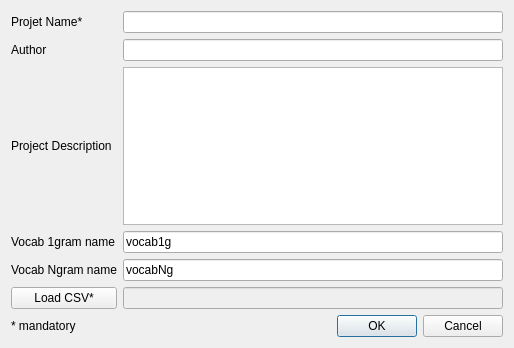
This is nestor/ui/dialogmenu_newproject.ui in usnistgov/nestor as Qt 5 draws it before an edit. The edited form follows.
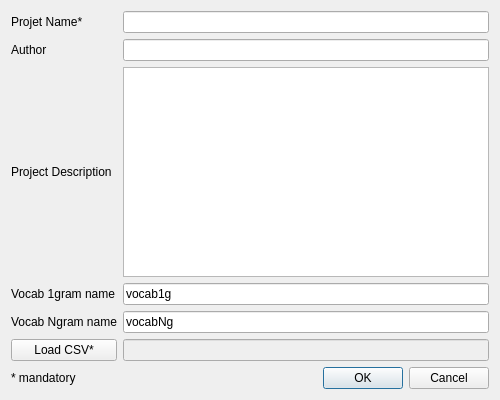
This is the edited form.

Commit message: set maximum size of dialogbox to little working on Commect to database

The edit to the form file:
```diff
--- a/nestor/ui/dialogmenu_newproject.ui
+++ b/nestor/ui/dialogmenu_newproject.ui
@@ -6,10 +6,16 @@
    <rect>
     <x>0</x>
     <y>0</y>
-    <width>514</width>
-    <height>348</height>
+    <width>500</width>
+    <height>400</height>
    </rect>
   </property>
+  <property name="maximumSize">
+   <size>
+    <width>500</width>
+    <height>400</height>
+   </size>
+  </property>
   <property name="windowTitle">
    <string>Dialog</string>
   </property>
```
The commit also changes 6 other files.
